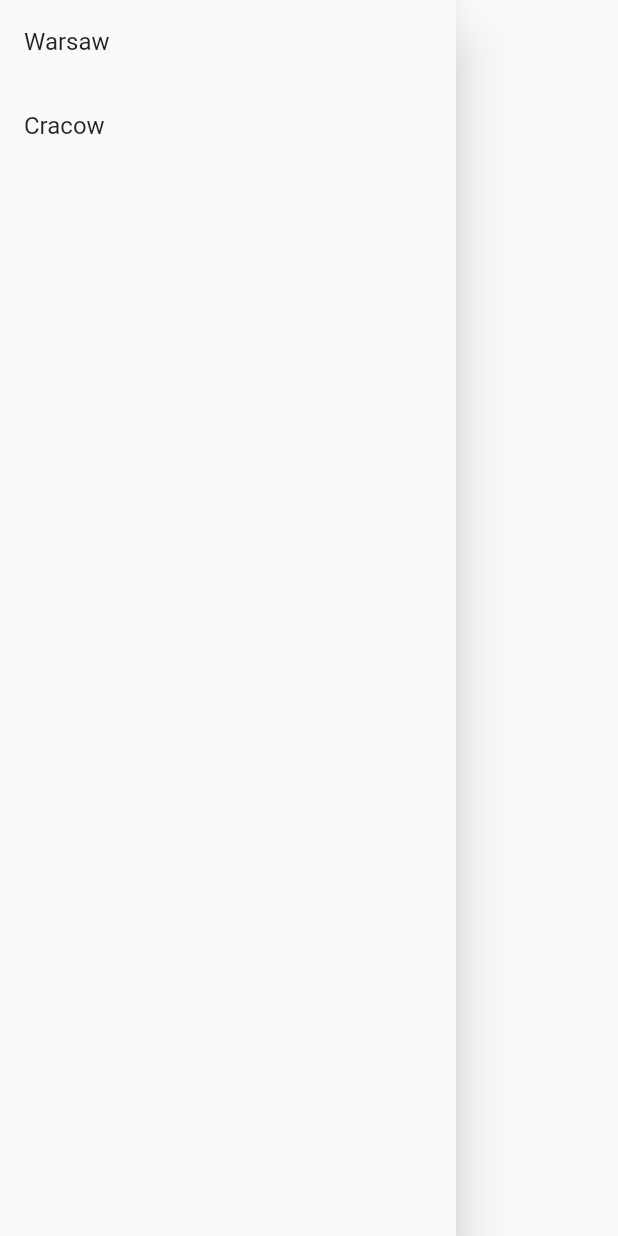
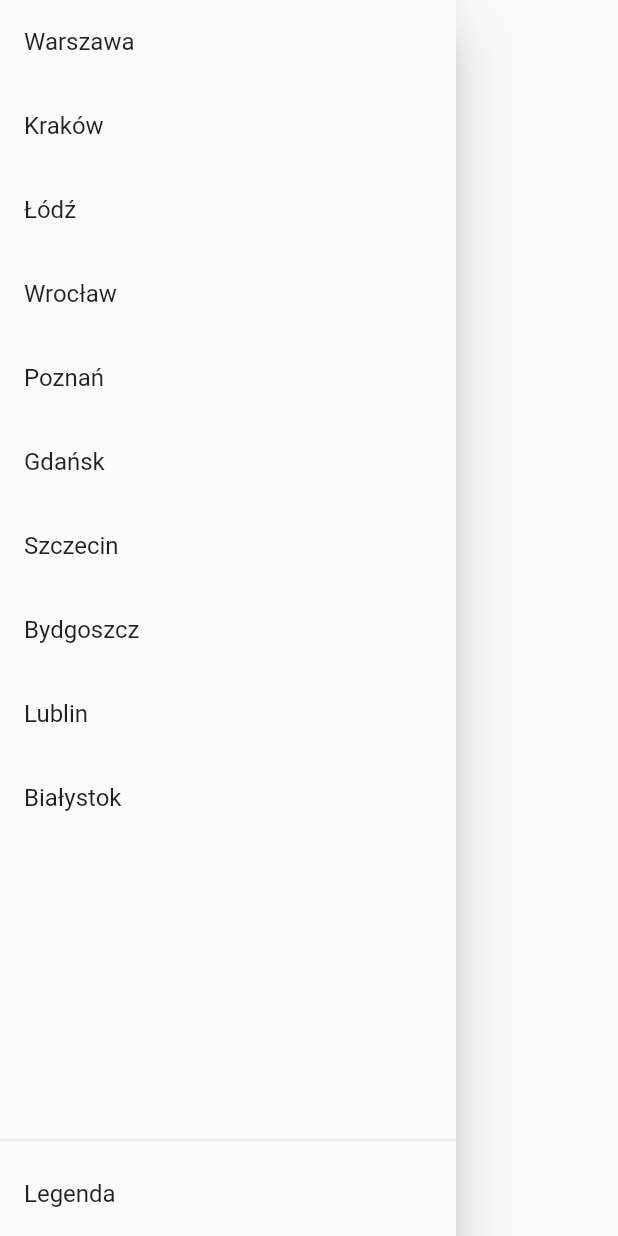
Before and after one commit to oczkers/flutter-meteo24, a Flutter app: the MenuDrawer widget shown alone on an empty page, opened directly, on a phone screen of 412 x 824 dp. Run offline on Flutter 3.47's test engine with Material 2 defaults, Android fonts, the phone set to English and light mode, and no system bars; network calls fail.

Commit message:
add legend, display cityname in title

```diff
--- a/lib/main.dart
+++ b/lib/main.dart
@@ -33,14 +33,18 @@ class HomePage extends StatelessWidget {
       builder: (context, myProvider, _) {
         return Scaffold(
             appBar: AppBar(
-              title: Text(app_title),
+              title: Text(myProvider.app_title),
               actions: <Widget>[
                 IconButton(
                   icon: Icon(Icons.refresh),
                   onPressed: () {
                     myProvider.setCity(myProvider.cityname);
                   },
-                )
+                ),
+                IconButton(
+                  icon: Icon(Icons.settings),
+                  // onPressed: () {},
+                ),
               ],
             ),
             drawer: MenuDrawer(),
@@ -57,10 +61,12 @@ class MenuDrawer extends StatelessWidget {
   Widget build(BuildContext context) {
     return Consumer<MyProvider>(builder: (context, myProvider, _) {
       return Drawer(
-        child: Container(
+        child: Column(
+          children: <Widget>[
+            Expanded(
               child: ListView.builder(
-            itemCount: myProvider.cities.length,
-            itemBuilder: (BuildContext context, int index) {
+                itemCount: 10, // only top10 / myProvider.cities.length
+                itemBuilder: (_, index) {
                   var cityname = myProvider.cities.keys.toList()[index];
                   return ListTile(
                     title: Text(cityname),
@@ -71,6 +77,16 @@ class MenuDrawer extends StatelessWidget {
                   );
                 },
               ),
+            ),
+            Divider(),
+            ListTile(
+              title: Text('Legenda'),
+              onTap: () {
+                myProvider.displayLegend();
+                Navigator.pop(context); // TODO?: move to provider
+              },
+            ),
+          ],
         ),
         // child: Column(
         //   children: <Widget>[
--- a/lib/myProvider.dart
+++ b/lib/myProvider.dart
@@ -1,25 +1,52 @@
 import 'package:flutter/foundation.dart';
 import 'package:http/http.dart' as http;
 
-RegExp regex_fulldate = RegExp(r'var UM_FULLDATE="([0-9]{10})";'); // final?
+final regex_fulldate = RegExp(r'var UM_FULLDATE="([0-9]{10})";'); // final?
 
-String lang = 'en';
+final cities_all = {
+  // cityname: [row, col]
+  'Warszawa': [406, 250],
+  'Kraków': [466, 232],
+  'Łódź': [418, 223],
+  'Wrocław': [436, 181],
+  'Poznań': [400, 180],
+  'Gdańsk': [346, 210],
+  'Szczecin': [370, 142],
+  'Bydgoszcz': [381, 199],
+  'Lublin': [432, 277],
+  'Białystok': [379, 285],
+  // ^ top 10 ^
+  'Gorzów Wielkopolski': [390, 152],
+  'Katowice': [461, 215],
+  'Kielce': [443, 244],
+  'Olsztyn': [363, 240],
+  'Opole': [449, 196],
+  'Rzeszów': [465, 269],
+  'Toruń': [383, 209],
+  'Zielona Góra': [412, 155],
+};
+
+String lang = 'pl';
 
 class MyProvider with ChangeNotifier {
   String url_graph = 'https://www.meteo.pl/um/metco/mgram_pict.php?ntype=0u&fdate=2020011712&row=406&col=250&lang=pl'; // default value
-  String cityname = 'Warsaw'; // default value
-  var cities = {
-    // cityname: [row, col]
-    'Warsaw': [406, 250],
-    'Cracow': [466, 232],
-  };
+  String cityname = 'Warszawa'; // default value
+  String app_title = 'Meteo24 - Warszawa';
+  var cities = cities_all;
 
   // String get getUrlGraph => _url_graph; // getter
 
   // setter
   void setCity(String cityname) async {
     this.cityname = cityname;
-    this.url_graph = await urlGraph(cityname, cities[cityname][0], cities[cityname][1]);
+    this.app_title = 'Meteo24 - $cityname';
+    this.url_graph = await urlGraph(this.cityname, cities[this.cityname][0], cities[this.cityname][1]);
+    notifyListeners();
+  }
+
+  void displayLegend() {
+    this.url_graph = 'https://www.meteo.pl/um/metco/leg_um_pl_cbase_256.png';
+    this.app_title = 'Meteo24 - Legenda';
     notifyListeners();
   }
 }
```
Lines whose indentation alone changed are shown as unchanged.
